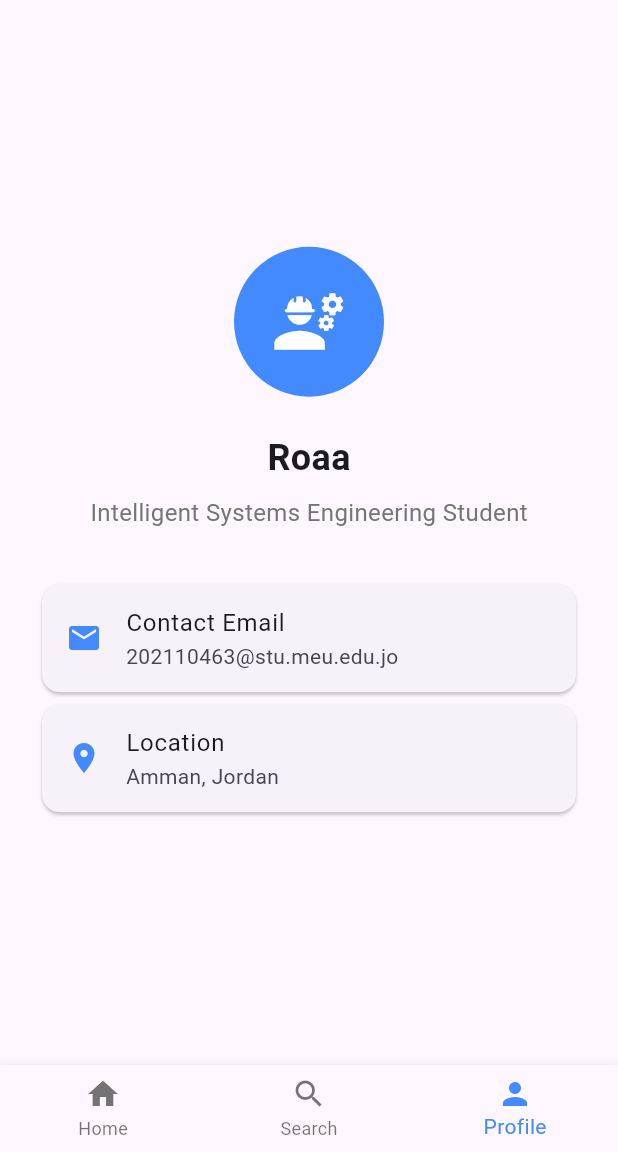
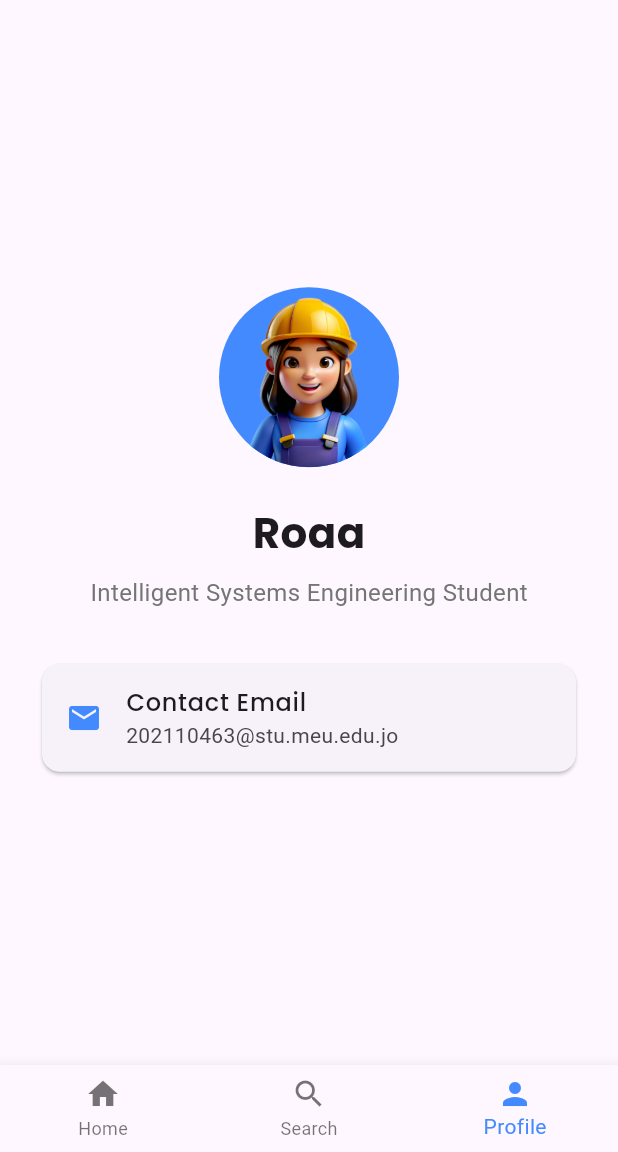
Before and after one commit to roaakhouran/jordan_shop_flutter_roaa, a Flutter app: the screen it shows after launch, item 3 of the bottom bar chosen, on a phone screen of 412 x 824 dp, the part 84-1236 px from its top. Run offline on Flutter 3.47's test engine with Material 3 defaults, Android fonts, the phone set to English and light mode, and no system bars; our stand-ins replace google_fonts; network calls fail.

Commit message:
Final submission: profile setup with assets and google fonts

```diff
--- a/lib/views/profile_screen.dart
+++ b/lib/views/profile_screen.dart
@@ -1,4 +1,5 @@
 import 'package:flutter/material.dart';
+import 'package:google_fonts/google_fonts.dart';
 
 class ProfileScreen extends StatelessWidget {
   const ProfileScreen({super.key});
@@ -12,37 +13,32 @@ class ProfileScreen extends StatelessWidget {
           mainAxisAlignment: MainAxisAlignment.center,
           children: [
             const CircleAvatar(
-              radius: 50,
+              radius: 60,
               backgroundColor: Colors.blueAccent,
-              child: Icon(
-                Icons.engineering,
-                size: 50,
-                color: Colors.white,
-              ),
+              backgroundImage: AssetImage('assets/images/profile_icon.png'),
             ),
             const SizedBox(height: 24),
-            const Text(
+            Text(
               'Roaa',
-              style: TextStyle(fontSize: 24, fontWeight: FontWeight.bold),
+              style: GoogleFonts.poppins(fontSize: 28, fontWeight: FontWeight.bold),
             ),
             const SizedBox(height: 8),
             Text(
               'Intelligent Systems Engineering Student',
-              style: TextStyle(fontSize: 16, color: Colors.grey.shade600),
+              style: GoogleFonts.roboto(fontSize: 16, color: Colors.grey.shade600),
             ),
             const SizedBox(height: 32),
-            const Card(
+            Card(
               child: ListTile(
-                leading: Icon(Icons.email, color: Colors.blueAccent),
-                title: Text('Contact Email'),
-                subtitle: Text('202110463@stu.meu.edu.jo'),
-              ),
-            ),
-            const Card(
-              child: ListTile(
-                leading: Icon(Icons.location_on, color: Colors.blueAccent),
-                title: Text('Location'),
-                subtitle: Text('Amman, Jordan'),
+                leading: const Icon(Icons.email, color: Colors.blueAccent),
+                title: Text(
+                  'Contact Email',
+                  style: GoogleFonts.poppins(fontWeight: FontWeight.w500),
+                ),
+                subtitle: Text(
+                  '202110463@stu.meu.edu.jo',
+                  style: GoogleFonts.roboto(),
+                ),
               ),
             ),
           ],
```
Also changed, not shown: lib/views/product_details_screen.dart (+101 -0 lines), pubspec.yaml (+8 -76 lines), assets/images/profile_icon.png (added), pubspec.lock, 1 other file.
